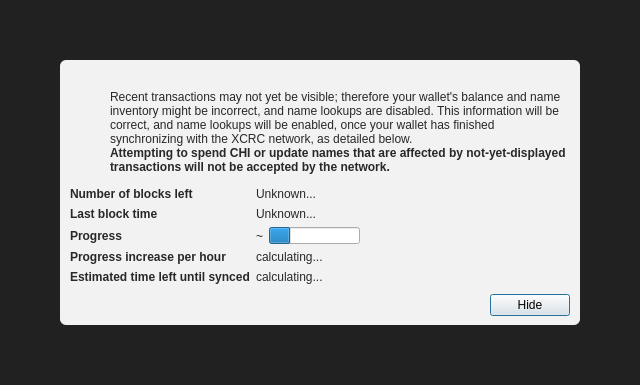
Before: the Qt Designer form src/qt/forms/modaloverlay.ui in cryptocrowd-city/xcrc-core-wallet, drawn with Qt 5.
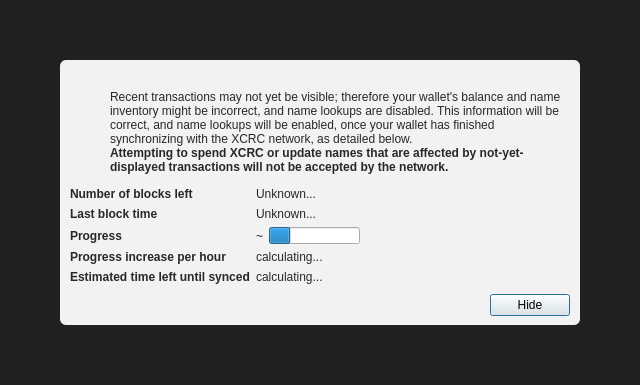
After: the same form once the commit is applied. Icons and pictures are not drawn.

```diff
--- a/src/qt/forms/modaloverlay.ui
+++ b/src/qt/forms/modaloverlay.ui
@@ -149,7 +149,7 @@
                 </font>
                </property>
                <property name="text">
-                <string>Attempting to spend CHI or update names that are affected by not-yet-displayed transactions will not be accepted by the network.</string>
+                <string>Attempting to spend XCRC or update names that are affected by not-yet-displayed transactions will not be accepted by the network.</string>
                </property>
                <property name="textFormat">
                 <enum>Qt::RichText</enum>
```
